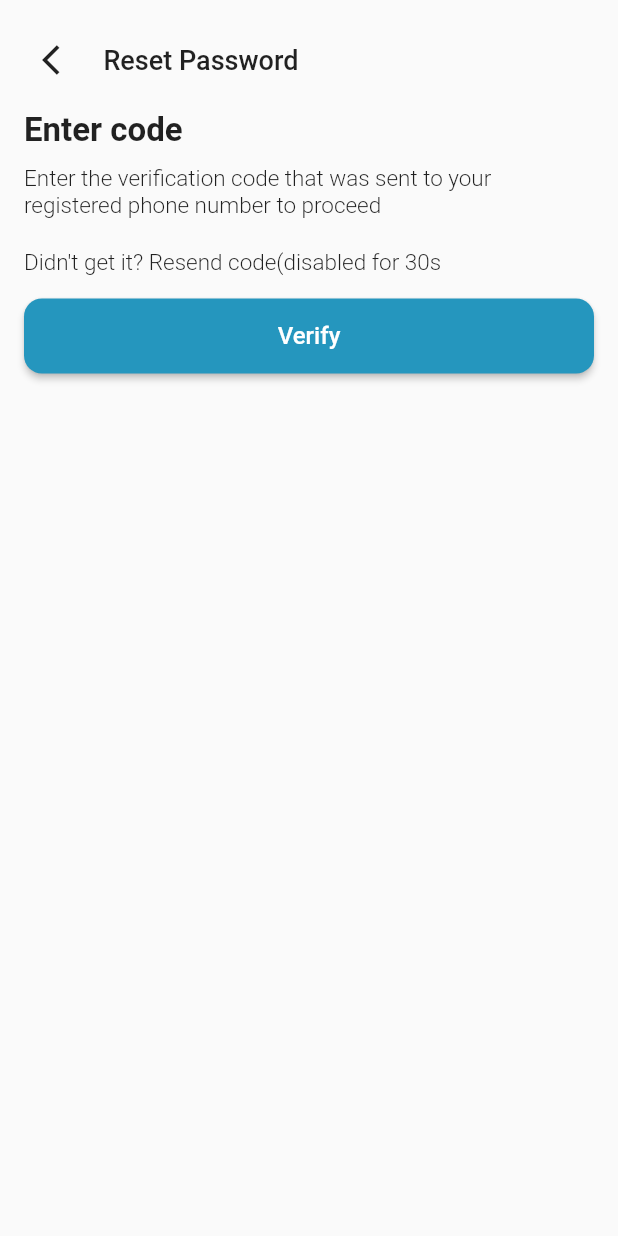
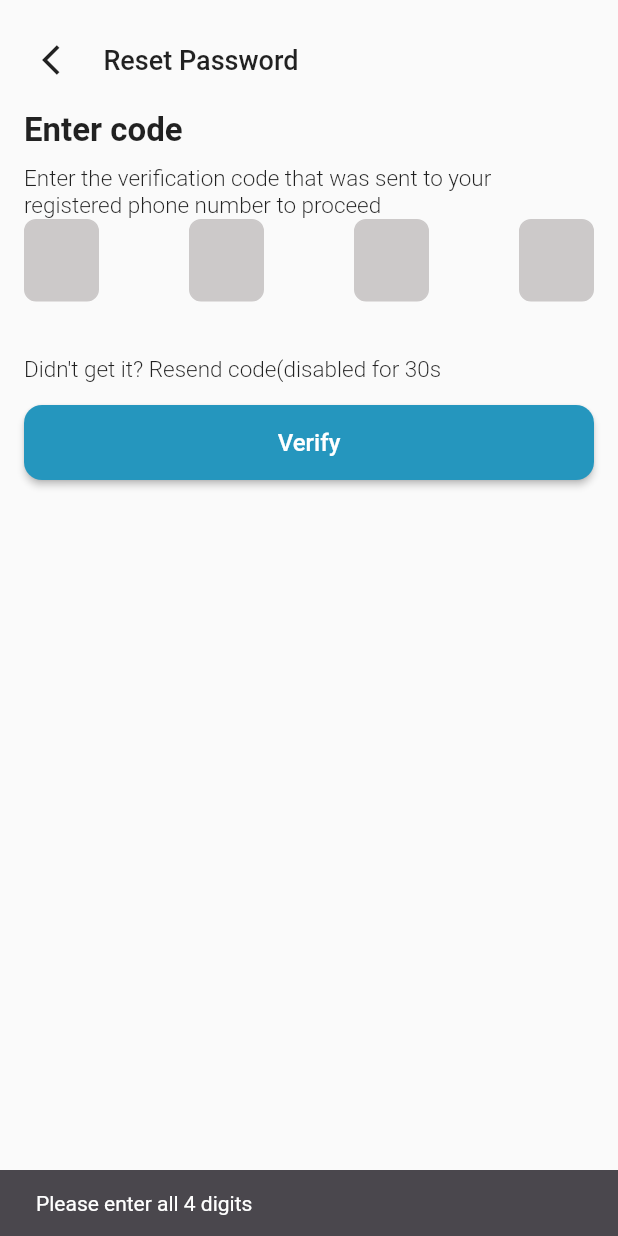
Before and after one commit to aayusha1111/firebase-in-flutter, a Flutter app: the ResetPasswordPage screen opened directly, after a tap on "Verify", on a phone screen of 412 x 824 dp. Run offline on Flutter 3.47's test engine with Material 3 defaults, Android fonts, the phone set to English and light mode, and no system bars; drawn by our look-alikes of pin_code_fields; our stand-ins replace firebase_auth, firebase_core, firebase_messaging, flutter_local_notifications, google_sign_in; accounts and stored records are empty.

Commit message:
changes done in reset page

```diff
--- a/lib/pages/reset_password_page.dart
+++ b/lib/pages/reset_password_page.dart
@@ -1,17 +1,20 @@
 import 'package:flutter/material.dart';
 import 'package:new_project/core/color_const.dart';
 import 'package:new_project/pages/login_page.dart';
+import 'package:new_project/pages/new_password_page.dart';
 import 'package:new_project/widgets/custom_elevated_button.dart';
+import 'package:pin_code_fields/pin_code_fields.dart';
 
 class ResetPasswordPage extends StatefulWidget {
   const ResetPasswordPage({super.key});
 
   @override
   State<ResetPasswordPage> createState() => _ResetPasswordPageState();
+
 }
 
 class _ResetPasswordPageState extends State<ResetPasswordPage> {
-
+  String otp="";
   @override
   Widget build(BuildContext context) {
     return Scaffold(
@@ -53,13 +56,34 @@ class _ResetPasswordPageState extends State<ResetPasswordPage> {
 
                 SizedBox(height: 10),
 
-
                 Text(
                   "Enter the verification code that was sent to your registered phone number to proceed ",
                   style: TextStyle(fontWeight: FontWeight.w300, fontSize: 15),
                 ),
 
-                Container(),
+                PinCodeTextField(
+                  appContext: context,
+                  length: 4,
+                  keyboardType: TextInputType.number,
+                  onChanged: (value) {
+                    otp=value;
+                  },
+                  pinTheme: PinTheme(
+                    shape: PinCodeFieldShape.box,
+                    borderRadius: BorderRadius.circular(8),
+                    fieldHeight: 55,
+                    fieldWidth: 50,
+                    activeFillColor: const Color.fromARGB(255, 204, 201, 201),
+                    inactiveFillColor:const Color.fromARGB(255, 204, 201, 201),
+                    selectedFillColor: const Color.fromARGB(255, 204, 201, 201),
+
+                    activeColor: primaryColor,
+                    inactiveColor: const Color.fromARGB(255, 204, 201, 201),
+                    selectedColor: primaryColor,
+                    borderWidth: 1,
+                  ),
+                  enableActiveFill: true,
+                ),
 
                 SizedBox(height: 20),
 
@@ -74,7 +98,12 @@ class _ResetPasswordPageState extends State<ResetPasswordPage> {
                   width: double.infinity,
                   height: 50,
                   child: CustomElevatedButton(
-                    onPressed: () {},
+                    onPressed: () {
+                      if(otp.length==4){Navigator.push(context, MaterialPageRoute(builder: (context)=>NewPasswordPage()));}
+                      else{
+                        ScaffoldMessenger.of(context).showSnackBar(SnackBar(content: Text("Please enter all 4 digits")));
+                      }
+                    },
                     backgroundColor: primaryColor,
                     child: Text(
                       "Verify",
--- a/pubspec.yaml
+++ b/pubspec.yaml
@@ -39,6 +39,7 @@ dependencies:
   google_sign_in: ^6.2.1
   firebase_messaging: ^16.0.4
   flutter_local_notifications: ^19.5.0
+  pin_code_fields: ^8.0.1
 
 
 dev_dependencies:
```
Also changed, not shown: lib/pages/new_password_page.dart (added, +38 -0 lines), pubspec.lock.
